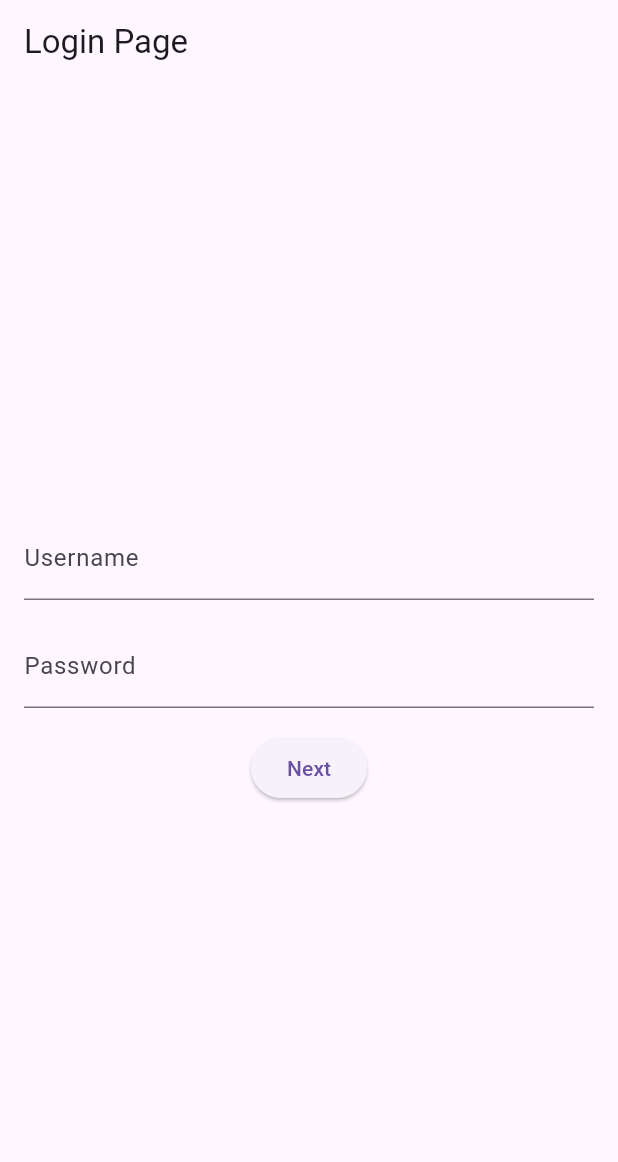
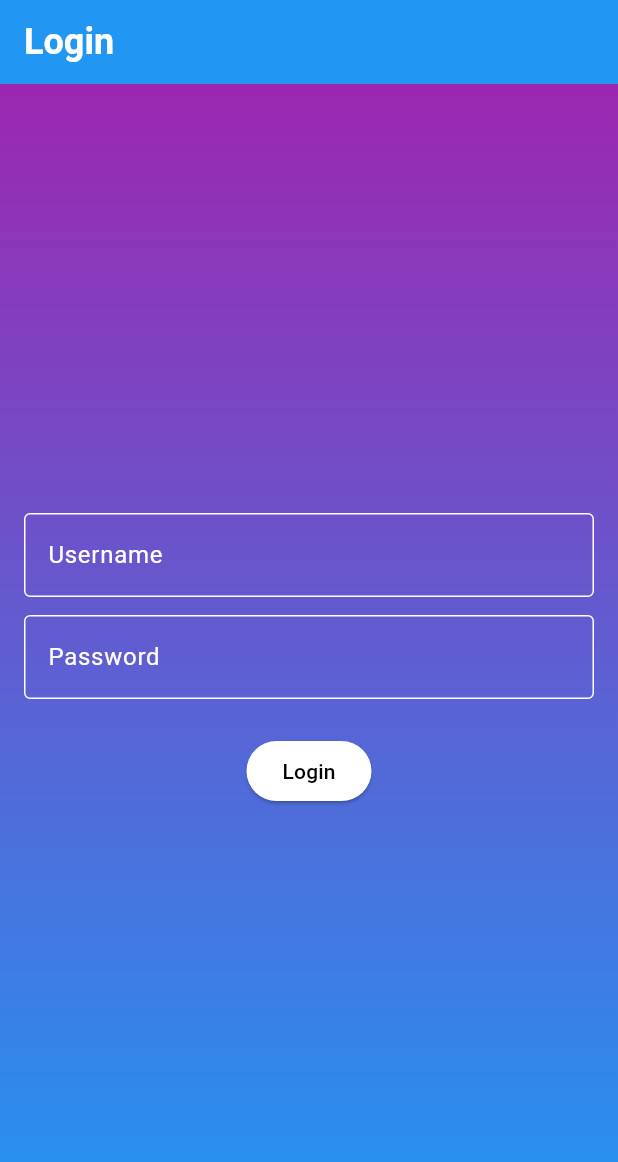
Before and after one commit to D06-PBP-2023-2024/tugas-uas, a Flutter app: the LoginPage screen opened directly, on a phone screen of 412 x 824 dp. Shown: the top 1162 px of the screen. Run offline on Flutter 3.47's test engine with Material 3 defaults, Android fonts, the phone set to English and light mode, and no system bars; missing offline and left inert: pbp_django_auth.

Commit message:
integrasi login

```diff
--- a/lib/login.dart
+++ /dev/null
@@ -1,70 +0,0 @@
-import 'package:flutter/material.dart';
-import 'package:tugas_uas/screen/home.dart';
-
-
-void main() {
-  runApp(const MyApp());
-}
-
-class MyApp extends StatelessWidget {
-  const MyApp({Key? key}) : super(key: key);
-
-  @override
-  Widget build(BuildContext context) {
-    return MaterialApp(
-      title: 'Flutter Demo',
-      theme: ThemeData(
-        primarySwatch: Colors.blue,
-      ),
-      home: LoginPage(),
-    );
-  }
-}
-
-class LoginPage extends StatelessWidget {
-  LoginPage({Key? key}) : super(key: key);
-
-  final TextEditingController _usernameController = TextEditingController();
-  final TextEditingController _passwordController = TextEditingController();
-
-  @override
-  Widget build(BuildContext context) {
-    return Scaffold(
-      appBar: AppBar(
-        title: const Text('Login Page'),
-      ),
-      body: Padding(
-        padding: const EdgeInsets.all(16.0),
-        child: Column(
-          mainAxisAlignment: MainAxisAlignment.center,
-          children: <Widget>[
-            TextField(
-              controller: _usernameController,
-              decoration: const InputDecoration(
-                labelText: 'Username',
-              ),
-            ),
-            const SizedBox(height: 16.0),
-            TextField(
-              controller: _passwordController,
-              decoration: const InputDecoration(
-                labelText: 'Password',
-              ),
-              obscureText: true,
-            ),
-            const SizedBox(height: 16.0),
-            ElevatedButton(
-              onPressed: () {
-                Navigator.push(
-                  context,
-                  MaterialPageRoute(builder: (context) => const Home()),
-                );
-              },
-              child: const Text('Next'),
-            ),
-          ],
-        ),
-      ),
-    );
-  }
-}
--- /dev/null
+++ b/lib/screen/login.dart
@@ -0,0 +1,138 @@
+import 'package:flutter/material.dart';
+import 'package:pbp_django_auth/pbp_django_auth.dart';
+import 'package:provider/provider.dart';
+import 'package:tugas_uas/screen/home.dart';
+
+void main() {
+    runApp(const LoginApp());
+}
+
+class LoginApp extends StatelessWidget {
+const LoginApp({super.key});
+
+@override
+Widget build(BuildContext context) {
+    return MaterialApp(
+        title: 'Login',
+        theme: ThemeData(
+            primarySwatch: Colors.blue,
+    ),
+    home: const LoginPage(),
+    );
+    }
+}
+
+class LoginPage extends StatefulWidget {
+    const LoginPage({super.key});
+
+    @override
+    _LoginPageState createState() => _LoginPageState();
+}
+
+class _LoginPageState extends State<LoginPage> {
+    final TextEditingController _usernameController = TextEditingController();
+    final TextEditingController _passwordController = TextEditingController();
+
+    @override
+    Widget build(BuildContext context) {
+      final request = context.watch<CookieRequest>();
+      return Scaffold(
+        appBar: AppBar(
+          title: const Text(
+            'Login',
+            style: TextStyle(
+              color: Colors.white,
+              fontSize: 24,
+              fontWeight: FontWeight.bold,
+            ),
+          ),
+          backgroundColor: Colors.blue,
+        ),
+        body: Container(
+          padding: const EdgeInsets.all(16.0),
+          decoration: BoxDecoration(
+            gradient: LinearGradient(
+              colors: [Colors.purple, Colors.blue],
+              begin: Alignment.topCenter,
+              end: Alignment.bottomCenter,
+            ),
+          ),
+          child: Column(
+            mainAxisAlignment: MainAxisAlignment.center,
+            children: [
+              TextField(
+                controller: _usernameController,
+                decoration: InputDecoration(
+                  labelText: 'Username',
+                  labelStyle: TextStyle(color: Colors.white),
+                  enabledBorder: OutlineInputBorder(
+                    borderSide: BorderSide(color: Colors.white),
+                  ),
+                ),
+                style: TextStyle(color: Colors.white),
+              ),
+              const SizedBox(height: 12.0),
+              TextField(
+                controller: _passwordController,
+                decoration: InputDecoration(
+                  labelText: 'Password',
+                  labelStyle: TextStyle(color: Colors.white),
+                  enabledBorder: OutlineInputBorder(
+                    borderSide: BorderSide(color: Colors.white),
+                  ),
+                ),
+                obscureText: true,
+                style: TextStyle(color: Colors.white),
+              ),
+              const SizedBox(height: 24.0),
+              ElevatedButton(
+                onPressed: () async {
+                  String username = _usernameController.text;
+                  String password = _passwordController.text;
+
+                  final response = await request.login("http://127.0.0.1:8080/auth/login/", {
+                    'username': username,
+                    'password': password,
+                  });
+
+                  if (request.loggedIn) {
+                    String message = response['message'];
+                    String uname = response['username'];
+                    Navigator.pushReplacement(
+                      context,
+                      MaterialPageRoute(builder: (context) => Home()),
+                    );
+                    ScaffoldMessenger.of(context)
+                      ..hideCurrentSnackBar()
+                      ..showSnackBar(
+                        SnackBar(content: Text("$message Selamat datang, $uname.")));
+                  } else {
+                    showDialog(
+                      context: context,
+                      builder: (context) => AlertDialog(
+                        title: const Text('Login Gagal'),
+                        content: Text(response['message']),
+                        actions: [
+                          TextButton(
+                            child: const Text('OK'),
+                            onPressed: () {
+                              Navigator.pop(context);
+                            },
+                          ),
+                        ],
+                      ),
+                    );
+                  }
+                },
+                child: const Text('Login'),
+                style: ElevatedButton.styleFrom(
+                  primary: Colors.white,
+                  onPrimary: Colors.black,
+                ),
+              ),
+            ],
+          ),
+        ),
+      );
+    }
+}
--- a/pubspec.yaml
+++ b/pubspec.yaml
@@ -37,6 +37,7 @@ dependencies:
   cupertino_icons: ^1.0.2
   http: ^1.1.0
   pbp_django_auth: ^0.4.0
+  provider: ^6.1.1
 
 dev_dependencies:
   flutter_test:
```
Also changed, not shown: lib/main.dart (+16 -8 lines), pubspec.lock.
